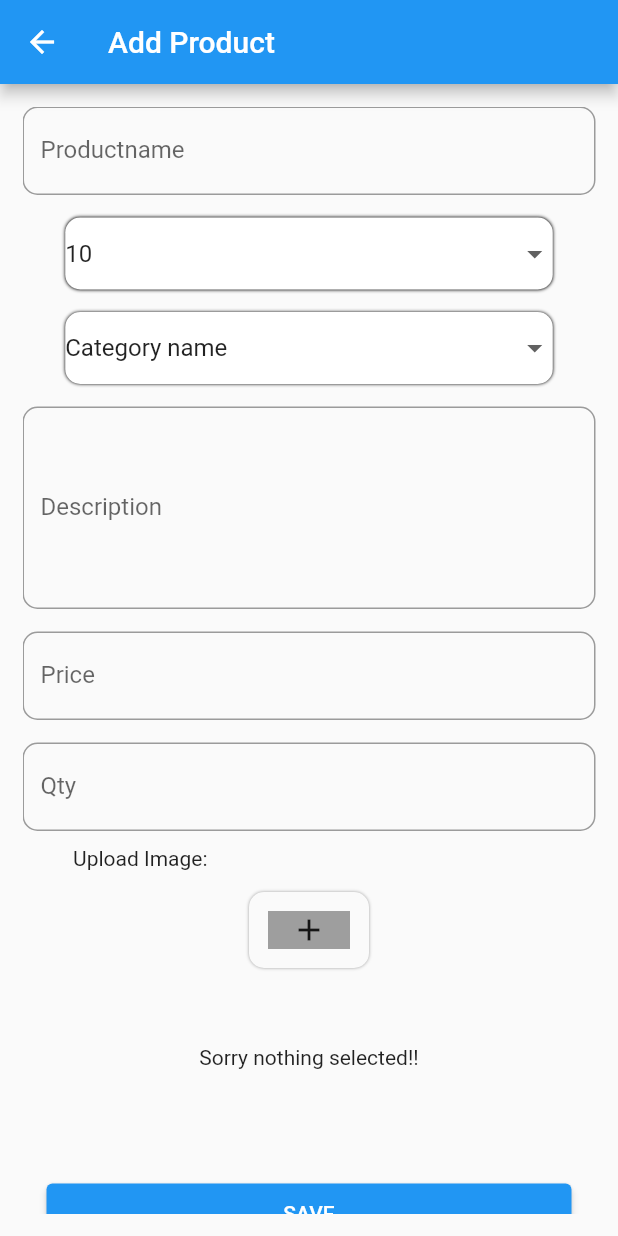
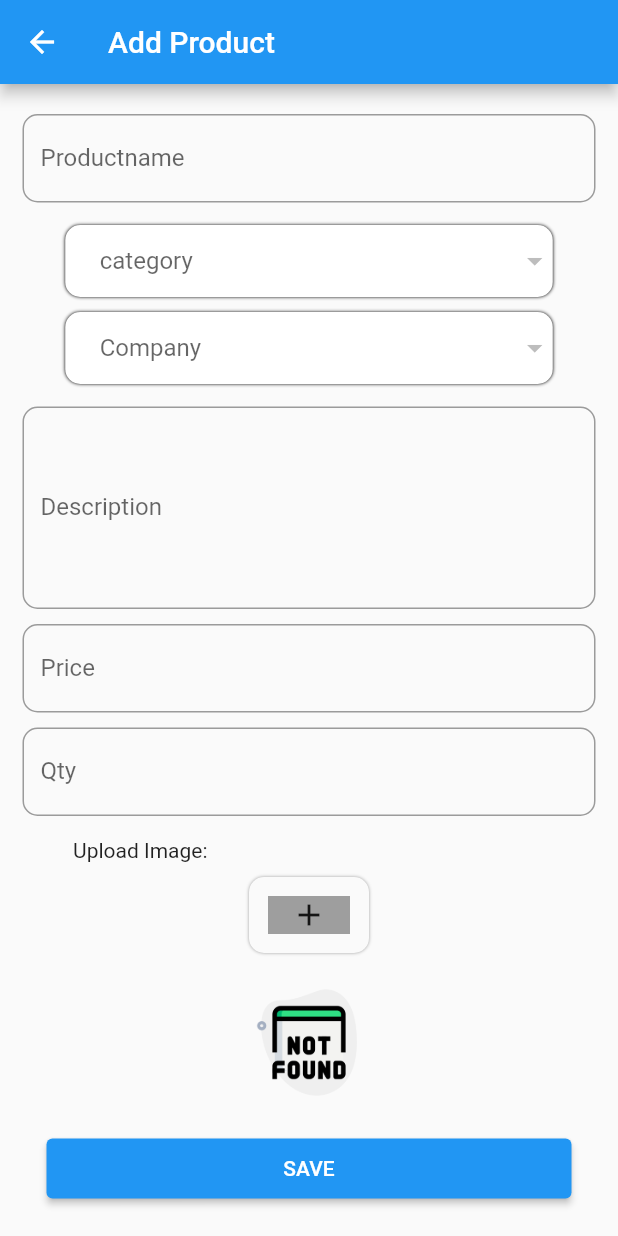
Before and after one commit to dhruvil8347/ecommerce, a Flutter app: the Addproduct screen opened directly, after a tap on "SAVE", on a phone screen of 412 x 824 dp. Run offline on Flutter 3.47's test engine with Material 2 defaults, Android fonts, the phone set to English and light mode, and no system bars; our stand-ins replace dio, image_picker, logger, lottie; network calls fail.

Commit message:
all change

```diff
--- a/lib/addproduct_screen.dart
+++ b/lib/addproduct_screen.dart
@@ -1,10 +1,11 @@
 import 'dart:io';
-
 import 'package:dio/dio.dart';
+import 'package:ecommerce/model/category_model.dart';
 import 'package:flutter/foundation.dart';
 import 'package:flutter/material.dart';
 import 'package:image_picker/image_picker.dart';
 import 'common/textfiled.dart';
+import 'model/company_model.dart';
 import 'model/product_model.dart';
 
 class Addproduct extends StatefulWidget {
@@ -21,39 +22,24 @@ class _AddproductState extends State<Addproduct> {
   TextEditingController priceCtrl = TextEditingController();
   TextEditingController qtyCtrl = TextEditingController();
 
-  String seletedImagespath0 = "";
-  String seletedImagespath1 = "";
-  String seletedImagespath2 = "";
-  String seletedImagespath3 = "";
-
   List<File> selectedImages = [];
   final ImagePicker picker = ImagePicker();
 
-  String valuechoose0 = "10";
-  List items0 = [
-    "Company name",
-    "10",
-    "11"
-        "12"
-  ];
-
-  String valuechoose = "Category name";
-  List items = [
-    "Category name",
-    "2",
-    "3",
-    "4",
-    "5",
-  ];
+  List<Company> comapanyList = [];
+  List<CategoryList> categoryListt = [];
+  int? categoryValue;
+  int? companyValue;
 
   @override
   void initState() {
     super.initState();
-    setState(() {});
+    getCompany();
+    getCategory();
   }
 
   @override
   Widget build(BuildContext context) {
+    getCompany();
     return Scaffold(
       appBar: AppBar(
         title: const Text("Add Product"),
@@ -64,11 +50,12 @@ class _AddproductState extends State<Addproduct> {
           child: Column(
             children: [
               AppTextfiled(
+                controller: productnameCtrl,
                 label: 'Productname',
                 obscureText: false,
               ),
               const SizedBox(
-                height: 15,
+                height: 10,
               ),
               Container(
                 width: 325,
@@ -82,26 +69,30 @@ class _AddproductState extends State<Addproduct> {
                     borderRadius: BorderRadius.circular(10),
                     color: Colors.white),
                 child: DropdownButtonHideUnderline(
-                  child: DropdownButton(
+                  child: DropdownButton<int>(
+                    padding: EdgeInsets.only(left: 15),
+                    value: categoryValue,
                     borderRadius: BorderRadius.circular(10),
-                    value: valuechoose0,
-                    items: items0.map((e) {
-                      return DropdownMenuItem(value: e, child: Text(e));
+                    hint: Padding(
+                      padding: EdgeInsets.all(8.0),
+                      child: Text("category"),
+                    ),
+                    items: categoryListt.map((e) {
+                      return DropdownMenuItem<int>(
+                          value: e.id, child: Text(e.categoryName));
                     }).toList(),
                     onChanged: (value) {
                       print("data:->${value}");
                       setState(() {
-                        valuechoose0 = value.toString();
+                        categoryValue = value;
                       });
                     },
                   ),
                 ),
               ),
               const SizedBox(
-                height: 15,
+                height: 10,
               ),
-              /*AppTextfiled(obscureText: false,
-                 label: 'Comapany Name'),*/
               Container(
                 width: 325,
                 decoration: BoxDecoration(
@@ -114,40 +105,43 @@ class _AddproductState extends State<Addproduct> {
                     borderRadius: BorderRadius.circular(10),
                     color: Colors.white),
                 child: DropdownButtonHideUnderline(
-                  child: DropdownButton(
+                  child: DropdownButton<int>(
+                    padding: EdgeInsets.only(left: 15),
+                    value: companyValue,
                     borderRadius: BorderRadius.circular(10),
-                    value: valuechoose,
-                    items: items.map((e) {
-                      return DropdownMenuItem(value: e, child: Text(e));
+                    hint: const Padding(
+                      padding: EdgeInsets.all(8.0),
+                      child: Text("Company"),
+                    ),
+                    items: comapanyList.map((e) {
+                      return DropdownMenuItem<int>(
+                          value: e.id, child: Text(e.companyName));
                     }).toList(),
                     onChanged: (value) {
                       print("data:->${value}");
                       setState(() {
-                        valuechoose = value.toString();
+                        companyValue = value;
                       });
                     },
                   ),
                 ),
               ),
               const SizedBox(
-                height: 15,
+                height: 10,
               ),
               AppTextfiled(
+                  controller: descriptionCtrl,
                   maxLines: 5,
                   minLines: 120,
                   obscureText: false,
                   label: 'Description'),
-              const SizedBox(
-                height: 15,
-              ),
               AppTextfiled(
+                  controller: priceCtrl,
                   obscureText: false,
                   keyboardType: TextInputType.number,
                   label: 'Price'),
-              const SizedBox(
-                height: 15,
-              ),
               AppTextfiled(
+                  controller: qtyCtrl,
                   obscureText: false,
                   keyboardType: TextInputType.number,
                   label: 'Qty'),
@@ -155,158 +149,6 @@ class _AddproductState extends State<Addproduct> {
                 padding: EdgeInsets.only(top: 10, right: 225, bottom: 10),
                 child: Text("Upload Image:"),
               ),
-              const SizedBox(
-                height: 5,
-              ),
-              /*SingleChildScrollView(
-                scrollDirection: Axis.horizontal,
-                child: Row(
-                  children: [
-
-                    const SizedBox(
-                      width: 10,
-                    ),
-                    GestureDetector(
-                      onTap: () async {
-                        final XFile? a =
-                            await picker.pickImage(source: ImageSource.gallery);
-                        setState(() {
-                          final File imagefile = File(a!.path);
-                          seletedImagespath1 = imagefile.path;
-                        });
-                      },
-                      child: Container(
-                        height: 50,
-                        width: 80,
-                        decoration: BoxDecoration(
-                            borderRadius: BorderRadius.circular(10),
-                            boxShadow: const [
-                              BoxShadow(
-                                  offset: Offset(0.0, 0.0),
-                                  blurRadius: 1.2,
-                                  color: Colors.grey,
-                                  blurStyle: BlurStyle.outer),
-                            ]),
-                        child:
-                        seletedImagespath1!=""
-                            ? Image.file(File(seletedImagespath1),fit: BoxFit.cover,
-                        )
-                        :Icon(Icons.add),
-                      ),
-                    ),
-                    const SizedBox(
-                      width: 10,
-                    ),
-                    GestureDetector(
-                      onTap: () async {
-                        final XFile? f =
-                        await picker.pickImage(source: ImageSource.gallery);
-                        setState(() {
-                          final File imagefile = File(f!.path);
-                          seletedImagespath0 = imagefile.path;
-                        });
-                      },
-                      child: Container(
-                        height: 50,
-                        width: 80,
-                        decoration: BoxDecoration(
-                            borderRadius: BorderRadius.circular(10),
-                            boxShadow: const [
-                              BoxShadow(
-                                  offset: Offset(0.0, 0.0),
-                                  blurRadius: 1.2,
-                                  color: Colors.grey,
-                                  blurStyle: BlurStyle.outer),
-                            ]),
-
-                        child:
-
-                        seletedImagespath0!=""
-                            ? Image.file(File(seletedImagespath0),fit: BoxFit.cover,
-                        ):
-                            Icon(Icons.add)
-                      ),
-                    ),
-
-                    const SizedBox(
-                      width: 10,
-                    ),
-                    Container(
-                      height: 50,
-                      width: 80,
-                      decoration: BoxDecoration(
-                          borderRadius: BorderRadius.circular(10),
-                          boxShadow: const [
-                            BoxShadow(
-                                offset: Offset(0.0, 0.0),
-                                blurRadius: 1.2,
-                                color: Colors.grey,
-                                blurStyle: BlurStyle.outer),
-                          ]),
-                      child: const Icon(Icons.add),
-                    ),
-
-                     const SizedBox(
-                      width: 5,
-                    ),
-                    GestureDetector(
-                      onTap: () {},
-                      child: Container(
-                        height: 50,
-                        width: 80,
-                        decoration: BoxDecoration(
-                            borderRadius: BorderRadius.circular(10),
-                            boxShadow: const [
-                              BoxShadow(
-                                  offset: Offset(0.0, 0.0),
-                                  blurRadius: 1.2,
-                                  color: Colors.grey,
-                                  blurStyle: BlurStyle.outer),
-                            ]),
-                        child: const Icon(Icons.add),
-                      ),
-                    ),
-                  ],
-                ),
-              ),*/
-              /*Container(
-                height: 52,
-                child: ListView.builder(
-                  scrollDirection: Axis.horizontal,
-                  itemCount: 4,
-                  itemBuilder: (context, index) {
-                    return Row(
-                      children: [
-                        GestureDetector(
-                          onTap: ()
-                          {
-                            getImages();
-                          },
-                          child: Container(
-                            height: 60,
-                            width: 80,
-                            decoration: BoxDecoration(
-                                borderRadius: BorderRadius.circular(10),
-                                boxShadow: const [
-                                  BoxShadow(
-                                      offset: Offset(0.0, 0.0),
-                                      blurRadius: 1.2,
-                                      color: Colors.grey,
-                                      blurStyle: BlurStyle.outer)
-                                ]),
-                            child:
-
-                            Icon(Icons.add),
-                          ),
-                        ),
-                        const SizedBox(
-                          width: 10,
-                        )
-                      ],
-                    );
-                  },
-                ),
-              ),*/
               GestureDetector(
                 onTap: () {
                   getImages();
@@ -333,7 +175,10 @@ class _AddproductState extends State<Addproduct> {
                       width: 120,
                       height: 120,
                       child: selectedImages.isEmpty
-                          ? Center(child: Text('Sorry nothing selected!!'))
+                          ? Image.asset(
+                              "assets/images/not.png",
+                              scale: 7,
+                            )
                           : GridView.builder(
                               itemCount: selectedImages.length,
                               gridDelegate:
@@ -367,7 +212,6 @@ class _AddproductState extends State<Addproduct> {
                   ),
                 ],
               ),
-              const SizedBox(height: 20),
               ElevatedButton(
                   style:
                   ElevatedButton.styleFrom(fixedSize: const Size(350, 40)),
@@ -389,12 +233,55 @@ class _AddproductState extends State<Addproduct> {
         'description': descriptionCtrl.text,
         'price': priceCtrl.text,
         'qty': qtyCtrl.text,
-        'product_img[0]': selectedImages.toList(),
+        'category_id': categoryValue,
+        'company_id': companyValue,
       };
+      for (int i = 0; i < selectedImages.length; i++) {
+        body.addAll({
+          'product_img[$i]': await MultipartFile.fromFile(
+            selectedImages[i].path,
+            filename: selectedImages[i].path.split("/").last,
+          )
+        });
+      }
+      /*  Map<String, dynamic> img =
+     {
+      'product_img' : mulitiselectedImages,
+     };*/
+
+      FormData data = FormData.fromMap(body);
       var response = await Dio().post(
-          "https://testecommerce.equitysofttechnologies.com/product/add",
-          queryParameters: body);
+          "http://testecommerce.equitysofttechnologies.com/product/add",
+          data: data);
+      print(response);
+    } catch (e) {
+      print(e);
+      if (e is DioException) {
+        print(e.response);
+      }
+    }
+  }
+
+  void getCompany() async {
+    try {
+      var response = await Dio()
+          .get("http://testecommerce.equitysofttechnologies.com/company/get");
       print(response.data);
+      comapanyList = List<Company>.from(
+          response.data['r'].map((e) => Company.fromJson(e)));
+    } catch (e) {
+      print(e);
+    }
+  }
+
+  void getCategory() async {
+    try {
+      var response = await Dio()
+          .get("http://testecommerce.equitysofttechnologies.com/category/get");
+      print(response.data);
+      categoryListt = List<CategoryList>.from(
+          response.data['r'].map((e) => CategoryList.fromjson(e)));
+      setState(() {});
     } catch (e) {
       print(e);
     }
@@ -412,8 +299,13 @@ class _AddproductState extends State<Addproduct> {
             selectedImages.add(File(xfilePick[i].path));
           }
         } else {
-          ScaffoldMessenger.of(context).showSnackBar(
-              const SnackBar(content: Text('Nothing is selected')));
+          ScaffoldMessenger.of(context).showSnackBar(const SnackBar(
+              content: Text(
+            'Nothing is selected!',
+            style: TextStyle(
+              color: Colors.red,
+            ),
+          )));
         }
       },
     );
--- a/lib/category_screen.dart
+++ b/lib/category_screen.dart
@@ -1,4 +1,5 @@
 import 'package:dio/dio.dart';
+import 'package:ecommerce/main.dart';
 import 'package:ecommerce/model/category_model.dart';
 import 'package:flutter/material.dart';
 import 'package:lottie/lottie.dart';
@@ -14,8 +15,8 @@ class _CategoryScreenState extends State<CategoryScreen> {
 
   TextEditingController namecategoryCtrl = TextEditingController();
   CategoryModel categoryModel = CategoryModel();
-  Category categorymodelll = Category();
-  List<Category> categorylist = [];
+  CategoryList categorymodelll = CategoryList();
+  List<CategoryList> categorylist = [];
   bool isLoding = false;
 
   @override
@@ -89,7 +90,7 @@ class _CategoryScreenState extends State<CategoryScreen> {
                                     GestureDetector(
                                         onTap: () {
                                           editcategory(
-                                              categorymodelll = Category(
+                                              categorymodelll = CategoryList(
                                             id: categorylist[index].id,
                                             categoryName: categorylist[index]
                                                 .categoryName,
@@ -132,8 +133,8 @@ class _CategoryScreenState extends State<CategoryScreen> {
           .get("http://testecommerce.equitysofttechnologies.com/category/get");
       print("dhdhdhdhdhdhdhdhdhdhd================>${response.data}");
       //category: List<Category>.from((json['r']??[]).map((e)=>Category.fromjson(e)))
-      categorylist = List<Category>.from(
-          response.data['r'].map((e) => Category.fromjson(e)));
+      categorylist = List<CategoryList>.from(
+          response.data['r'].map((e) => CategoryList.fromjson(e)));
       /* categoryModel = CategoryModel.fromjson(response.data);*/
       /*categorylist = categoryModel.category;*/
       setState(() {
@@ -153,14 +154,14 @@ class _CategoryScreenState extends State<CategoryScreen> {
       setState(() {
         getcategory();
       });
-      print("dfdff--->${response.data}");
+      logger.d("dfdff--->${response.data}");
       print(response.statusCode);
     } catch (e) {
       print(e);
     }
   }
 
-  void editcategory(Category category) async {
+  void editcategory(CategoryList category) async {
     try {
       Map<String, dynamic> body = {
         'id': category.id,
--- a/lib/common/textfiled.dart
+++ b/lib/common/textfiled.dart
@@ -26,16 +26,18 @@ class AppTextfiled extends StatelessWidget {
 
   @override
   Widget build(BuildContext context) {
-    return TextField(
+    return Padding(
+      padding: const EdgeInsets.symmetric(vertical: 5),
+      child: TextField(
         controller: controller,
         keyboardType: keyboardType,
         cursorColor: cursorColor,
         obscureText: obscureText,
         maxLines: maxLines,
         minLines: maxLines,
-
         decoration: InputDecoration(
-        label: Text(label,
+          label: Text(
+            label,
             style: TextStyle(
               color: textColor,
             ),
@@ -46,6 +48,7 @@ class AppTextfiled extends StatelessWidget {
             ),
           ),
         ),
+      ),
     );
   }
 }
--- a/lib/main.dart
+++ b/lib/main.dart
@@ -2,6 +2,9 @@ import 'package:ecommerce/category_screen.dart';
 import 'package:ecommerce/company_screen.dart';
 import 'package:ecommerce/productlisting_screen.dart';
 import 'package:flutter/material.dart';
+import 'package:logger/logger.dart';
+
+Logger logger = Logger();
 
 void main() {
   runApp(const MyApp());
--- a/lib/model/category_model.dart
+++ b/lib/model/category_model.dart
@@ -1,21 +1,16 @@
 class CategoryModel {
   int s;
   String m;
-  List<Category> category;
+  List<CategoryList> category;
 
+  CategoryModel({this.s = 0, this.m = "", this.category = const []});
 
-  CategoryModel ({
-    this.s = 0,
-    this.m = "",
-    this.category = const []
-  });
-
-  factory CategoryModel.fromjson(Map<String,dynamic>json){
+  factory CategoryModel.fromjson(Map<String, dynamic> json) {
     return CategoryModel(
-      s: json['s'] ?? 0,
+        s: json['s'] ?? 0,
       m: json['m'] ?? "",
-      category: List<Category>.from((json['r']??[]).map((e)=>Category.fromjson(e)))
-    );
+        category: List<CategoryList>.from(
+            (json['r'] ?? []).map((e) => CategoryList.fromjson(e))));
   }
 
   Map<String, dynamic> toJson() => {
@@ -25,19 +20,19 @@ class CategoryModel {
   };
 }
 
-class Category {
+class CategoryList {
   int id;
   String categoryName;
 
-  Category({
+  CategoryList({
     this.id = 0,
     this.categoryName = "",
   });
 
   int index = 0;
 
-  factory Category.fromjson(Map<String, dynamic> json) {
-    return Category(
+  factory CategoryList.fromjson(Map<String, dynamic> json) {
+    return CategoryList(
       id: json['id'] ?? 0,
       categoryName: json['category_name'] ?? "",
     );
--- a/pubspec.yaml
+++ b/pubspec.yaml
@@ -39,6 +39,7 @@ dependencies:
   lottie: ^2.4.0
   carousel_slider: ^4.2.1
   image_picker: ^0.8.7+5
+  logger: ^1.4.0
 
 
 dev_dependencies:
@@ -66,7 +67,7 @@ flutter:
   # To add assets to your application, add an assets section, like this:
   assets:
     - assets/lottie/
-  #   - images/a_dot_ham.jpeg
+    - assets/images/
 
   # An image asset can refer to one or more resolution-specific "variants", see
   # https://flutter.dev/assets-and-images/#resolution-aware
```
Also changed, not shown: assets/images/not.png (added), pubspec.lock, 1 other file. Lines whose indentation alone changed are shown as unchanged.
